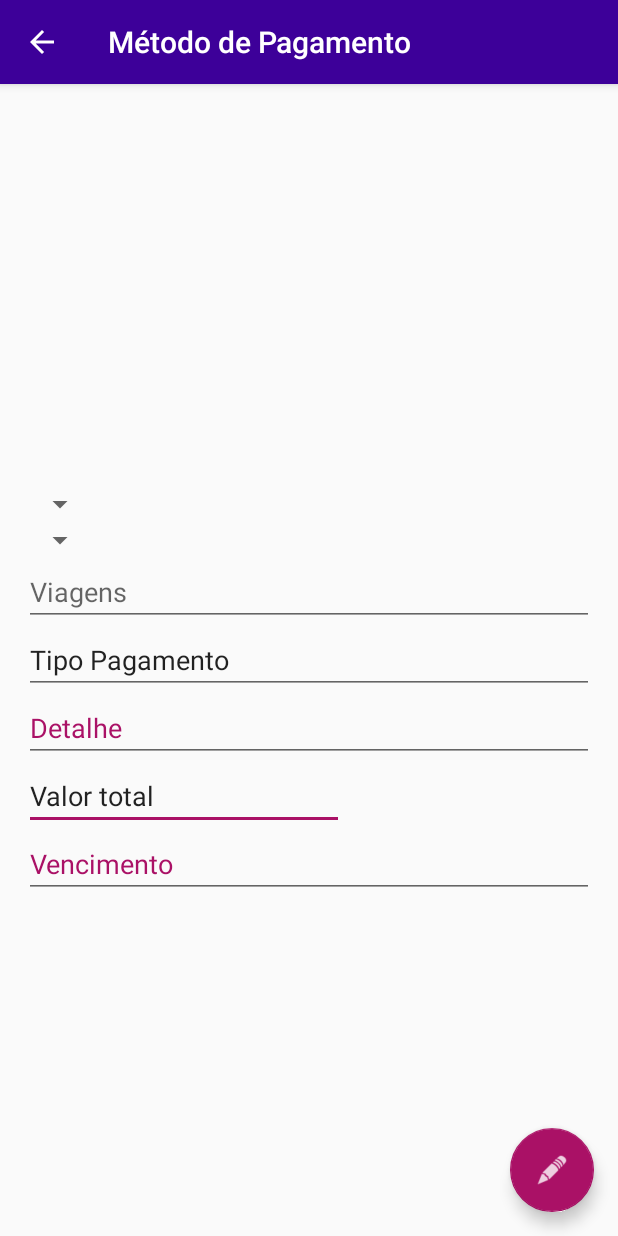
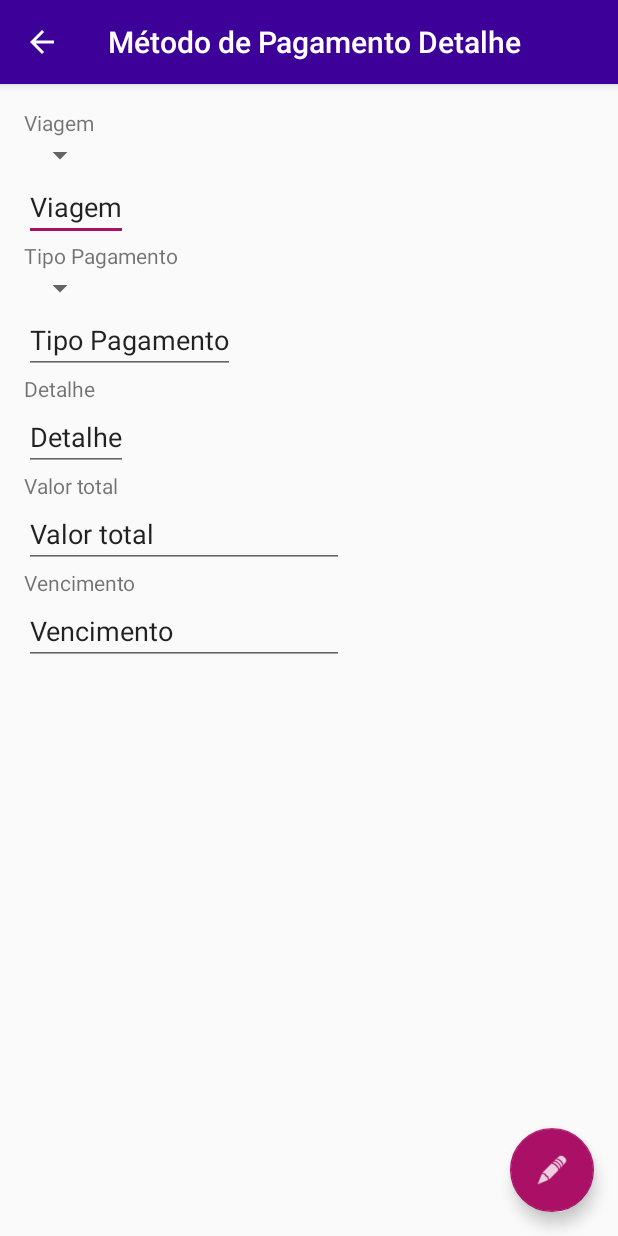
Before and after one commit to elcinho/projetotrip, an Android app: the MetodosPagamentoShowActivity screen opened directly, with no data from a screen before it, on a phone screen of 412 x 824 dp. Run offline under Robolectric (Android 15) with nearby library versions, the phone set to English and light mode, and no system bars; 7 statements that could not run were skipped.

Commit message:
alteraçoes CRUD metodos de pagamento
padronização das classes metodos de pagamento
e das activity de metodos de pagamento

```diff
--- a/app/src/main/AndroidManifest.xml
+++ b/app/src/main/AndroidManifest.xml
@@ -91,7 +91,7 @@
                 android:value=".MetodosPagamento.MetodosPagamentoListActivity" />
         </activity>
         <activity
-            android:name=".MetodosPagamento.MetodosPagamentoEditActivity"
+            android:name=".MetodosPagamento.MetodosPagamentoNovoActivity"
             android:label="@string/title_activity_metodos_pagamento_edit"
             android:parentActivityName=".MetodosPagamento.MetodosPagamentoShowActivity"
             android:theme="@style/AppTheme">
--- a/app/src/main/java/libelulati/tripctrl/MetodosPagamento/MetodosPagamentoShowActivity.java
+++ b/app/src/main/java/libelulati/tripctrl/MetodosPagamento/MetodosPagamentoShowActivity.java
@@ -6,7 +6,6 @@ import android.content.Context;
 import android.content.Intent;
 import android.os.Bundle;
 import android.support.design.widget.FloatingActionButton;
-import android.support.v4.app.DialogFragment;
 import android.support.v4.app.NavUtils;
 import android.support.v7.app.AppCompatActivity;
 import android.text.InputType;
@@ -15,11 +14,9 @@ import android.view.MenuItem;
 import android.view.View;
 import android.view.WindowManager;
 import android.view.inputmethod.InputMethodManager;
-import android.widget.Button;
 import android.widget.DatePicker;
 import android.widget.EditText;
 import android.widget.Spinner;
-import android.widget.SpinnerAdapter;
 import android.widget.Toast;
 
 import java.text.ParseException;
@@ -34,8 +31,6 @@ import libelulati.tripctrl.Funcoes.MeuSpinner;
 import libelulati.tripctrl.Funcoes.Validar;
 import libelulati.tripctrl.Inicio.InicioActivity;
 import libelulati.tripctrl.R;
-import libelulati.tripctrl.Viagens.Viagens;
-import libelulati.tripctrl.Viagens.ViagensDAO;
 
 public class MetodosPagamentoShowActivity extends AppCompatActivity {
 
@@ -70,19 +65,19 @@ public class MetodosPagamentoShowActivity extends AppCompatActivity {
 
         fab_editar = (FloatingActionButton) findViewById(R.id.fab_me_editar);
         mp_detalhe = (EditText) findViewById(R.id.ed_mp_detalhe);
-        mp_valor = (EditText) findViewById(R.id.ed_mp_Valor);
-        mp_tipopagamento = (EditText) findViewById(R.id.ed_mp_tipoPagamento);
+        mp_tipopagamento = (EditText) findViewById(R.id.ed_mp_tipopagamento);
         mp_viagem = (EditText) findViewById(R.id.ed_mp_viagem);
+        mp_valor = (EditText) findViewById(R.id.ed_mp_valor);
         mp_vencimento = (EditText) findViewById(R.id.ed_mp_vencimento);
         spinnerViagem = (Spinner) findViewById(R.id.sp_mp_viagem);
         spinnerTipoPagamento = (Spinner) findViewById(R.id.sp_mp_tipopagamento);
 
         InputMethodManager imm = (InputMethodManager) getSystemService(INPUT_METHOD_SERVICE);
-        imm.hideSoftInputFromWindow(mp_viagem.getWindowToken(), 0);
+        imm.hideSoftInputFromWindow(mp_detalhe.getWindowToken(), 0);
         getWindow().setSoftInputMode(WindowManager.LayoutParams.SOFT_INPUT_STATE_ALWAYS_HIDDEN);
 
-        Intent it_vis_show = getIntent();
-        Bundle bundle = it_vis_show.getExtras();
+        Intent it_mp_show = getIntent();
+        Bundle bundle = it_mp_show.getExtras();
 
         mp_id = bundle.getInt(StringsNomes.getMeId());
         mp_viagem.setText(bundle.getString(StringsNomes.getViId()));
@@ -91,8 +86,8 @@ public class MetodosPagamentoShowActivity extends AppCompatActivity {
         mp_valor.setText(bundle.getString(StringsNomes.getMeValor()));
         mp_vencimento.setText(bundle.getString(StringsNomes.getMeVencimento()));
 
-        titulo_show = context.getResources().getString(R.string.title_activity_metodos_pagamento_show) + " " + mp_viagem.getText().toString();
-        titulo_edit = context.getResources().getString(R.string.title_activity_metodos_pagamento_edit) + " " + mp_viagem.getText().toString();
+        titulo_show = context.getResources().getString(R.string.title_activity_metodos_pagamento_show) + " " + mp_detalhe.getText().toString();
+        titulo_edit = context.getResources().getString(R.string.title_activity_metodos_pagamento_edit) + " " + mp_detalhe.getText().toString();
 
         getSupportActionBar().setTitle(titulo_show);
 
@@ -111,7 +106,7 @@ public class MetodosPagamentoShowActivity extends AppCompatActivity {
                   valido = false;
                   mp_viagem.setCompoundDrawablesWithIntrinsicBounds(0, 0, 0, 0);
               } else {
-                  ((InputMethodManager) getSystemService(Context.INPUT_METHOD_SERVICE)).hideSoftInputFromWindow(mp_viagem.getWindowToken(), InputMethodManager.HIDE_NOT_ALWAYS);
+                  ((InputMethodManager) getSystemService(Context.INPUT_METHOD_SERVICE)).hideSoftInputFromWindow(mp_detalhe.getWindowToken(), InputMethodManager.HIDE_NOT_ALWAYS);
                   verificarnome();
               }
           }
@@ -125,7 +120,7 @@ public class MetodosPagamentoShowActivity extends AppCompatActivity {
                     valido = false;
                     mp_vencimento.setCompoundDrawablesWithIntrinsicBounds(0, 0, 0, 0);
                 } else {
-                    verificardtini();
+                    verificavencimento();
                     ((InputMethodManager) getSystemService(Context.INPUT_METHOD_SERVICE)).hideSoftInputFromWindow(mp_vencimento.getWindowToken(), InputMethodManager.HIDE_NOT_ALWAYS);
                 }
             }
@@ -170,7 +165,8 @@ public class MetodosPagamentoShowActivity extends AppCompatActivity {
                 meuSpinner.posicaoSelecionada(spinnerViagem, mp_vencimento.getText().toString());
                 meuSpinner.selecionarItem(spinnerViagem, mp_viagem);
 
-                mp_viagem.requestFocus();
+                mp_detalhe.requestFocus();
+
 
                 fab_editar.setVisibility(View.INVISIBLE);
                 mp_menu = 2;
@@ -181,17 +177,14 @@ public class MetodosPagamentoShowActivity extends AppCompatActivity {
 
     public void salvar(){
 
-
-
-
         MetodosPagamento metodosPagamento = new MetodosPagamento();
 
         metodosPagamento.setUs_id(usuario);
         metodosPagamento.setMe_detalhes(mp_detalhe.getText().toString());
         metodosPagamento.setMe_vencimento(mp_vencimento.getText().toString());
-        metodosPagamento.setTp_id(Integer.parseInt(mp_tipopagamento.getText().toString()));
-        metodosPagamento.setDv_id(Integer.parseInt(mp_viagem.getText().toString()));
-        metodosPagamento.setMe_valor(Integer.parseInt(mp_valor.getText().toString()));
+        metodosPagamento.setTp_id((mp_tipopagamento.getText().toString()));
+        metodosPagamento.setDv_id((mp_viagem.getText().toString()));
+        metodosPagamento.setMe_valor((mp_valor.getText().toString()));
 
 
         boolean sucesso = new MetodosPagamentoDAO(context).atualizar(metodosPagamento, mp_id);
@@ -200,7 +193,7 @@ public class MetodosPagamentoShowActivity extends AppCompatActivity {
             Toast.makeText(context, context.getResources().getString(R.string.metodospagamento) + " " + metodosPagamento.getMe_id() + " " + context.getResources().getString(R.string.sucesso_editado) + ".", Toast.LENGTH_LONG).show();
             finish();
         } else {
-            Toast.makeText(context, context.getResources().getString(R.string.erro_editar) + " " + context.getResources().getString(R.string.metodospagamento) + " " + metodosPagamento.getMe_id(), Toast.LENGTH_LONG).show();
+            Toast.makeText(context, context.getResources().getString(R.string.erro_editar) + " " + context.getResources().getString(R.string.metodospagamento) + " " + metodosPagamento.getMe_detalhes(), Toast.LENGTH_LONG).show();
             finish();
         }
     }
@@ -253,7 +246,7 @@ public class MetodosPagamentoShowActivity extends AppCompatActivity {
         }
     }
 
-    public void verificardtini(){
+    public void verificavencimento(){
         SimpleDateFormat sdf = new SimpleDateFormat("dd/MM/yyyy");
         try {
             Date data = sdf.parse(String.valueOf(mp_vencimento.getText().toString()));
--- a/app/src/main/java/libelulati/tripctrl/Viagens/ViagensListActivity.java
+++ b/app/src/main/java/libelulati/tripctrl/Viagens/ViagensListActivity.java
@@ -192,7 +192,7 @@ public class ViagensListActivity extends AppCompatActivity {
             @Override
             public void onClick(DialogInterface dialog, int item) {
                 dialog.dismiss();
-            }
+       }
         });
 
         confirme = builder.create();
--- a/app/src/main/res/layout/content_metodos_pagamento_show.xml
+++ b/app/src/main/res/layout/content_metodos_pagamento_show.xml
@@ -13,12 +13,38 @@
     tools:showIn="@layout/activity_metodos_pagamento_edit">
 
 
+    <ScrollView
+        android:id="@+id/sv_mps_scroll"
+        android:layout_width="fill_parent"
+        android:layout_height="wrap_content">
+
+        <RelativeLayout
+            android:layout_width="fill_parent"
+            android:layout_height="wrap_content"
+            android:orientation="vertical"
+            android:id="@+id/relativeLayout">
+
+
+            <TextView
+                android:layout_width="wrap_content"
+                android:layout_height="wrap_content"
+                android:text="@string/viagem"
+                android:id="@+id/tx_mp_viagem" />
             <Spinner
                 android:layout_width="wrap_content"
                 android:layout_height="wrap_content"
                 android:id="@+id/sp_mp_viagem"
-        android:spinnerMode="dialog"
-        android:layout_above="@+id/sp_mp_tipopagamento"
+                android:layout_below="@+id/tx_mp_viagem"
+                android:layout_alignParentLeft="true"
+                android:layout_alignParentStart="true" />
+
+
+            <EditText
+                android:layout_width="wrap_content"
+                android:layout_height="wrap_content"
+                android:text="@string/viagem"
+                android:id="@+id/ed_mp_viagem"
+                android:layout_below="@+id/sp_mp_viagem"
                 android:layout_alignParentLeft="true"
                 android:layout_alignParentStart="true" />
 
@@ -26,8 +52,52 @@
                 android:layout_width="wrap_content"
                 android:layout_height="wrap_content"
                 android:id="@+id/sp_mp_tipopagamento"
-        android:spinnerMode="dialog"
-        android:layout_above="@+id/ed_mp_viagem"
+                android:layout_below="@+id/textView2"
+                android:layout_alignParentLeft="true"
+                android:layout_alignParentStart="true" />
+
+            <TextView
+                android:layout_width="wrap_content"
+                android:layout_height="wrap_content"
+                android:text="@string/Tipo_Pagamento"
+                android:id="@+id/textView2"
+                android:layout_below="@+id/ed_mp_viagem"
+                android:layout_alignParentLeft="true"
+                android:layout_alignParentStart="true" />
+
+            <EditText
+                android:layout_width="wrap_content"
+                android:layout_height="wrap_content"
+                android:id="@+id/ed_mp_tipopagamento"
+                android:layout_below="@+id/sp_mp_tipopagamento"
+                android:layout_alignParentLeft="true"
+                android:layout_alignParentStart="true"
+                android:text="@string/Tipo_Pagamento" />
+
+            <TextView
+                android:layout_width="wrap_content"
+                android:layout_height="wrap_content"
+                android:text="@string/Detalhe"
+                android:id="@+id/tx_mp_detalhe"
+                android:layout_below="@+id/ed_mp_tipopagamento"
+                android:layout_alignParentLeft="true"
+                android:layout_alignParentStart="true" />
+
+            <EditText
+                android:layout_width="wrap_content"
+                android:layout_height="wrap_content"
+                android:id="@+id/ed_mp_detalhe"
+                android:layout_below="@+id/tx_mp_detalhe"
+                android:layout_alignParentLeft="true"
+                android:layout_alignParentStart="true"
+                android:text="@string/Detalhe" />
+
+            <TextView
+                android:layout_width="wrap_content"
+                android:layout_height="wrap_content"
+                android:text="@string/valortotal"
+                android:id="@+id/tx_mp_valor"
+                android:layout_below="@+id/ed_mp_detalhe"
                 android:layout_alignParentLeft="true"
                 android:layout_alignParentStart="true" />
 
@@ -36,63 +106,34 @@
                 android:layout_height="wrap_content"
                 android:inputType="numberDecimal"
                 android:ems="10"
-        android:id="@+id/ed_mp_Valor"
-        android:hint="@string/valortotal"
-        android:text="@string/valortotal"
-        android:layout_below="@+id/ed_mp_detalhe"
+                android:id="@+id/ed_mp_valor"
+                android:layout_below="@+id/tx_mp_valor"
+                android:layout_alignParentLeft="true"
+                android:layout_alignParentStart="true"
+                android:text="@string/valortotal" />
+
+            <TextView
+                android:layout_width="wrap_content"
+                android:layout_height="wrap_content"
+                android:text="@string/Vencimento"
+                android:id="@+id/tx_mp_vencimento"
+                android:layout_below="@+id/ed_mp_valor"
                 android:layout_alignParentLeft="true"
                 android:layout_alignParentStart="true" />
 
             <EditText
                 android:layout_width="wrap_content"
                 android:layout_height="wrap_content"
-        android:id="@+id/ed_mp_detalhe"
-        android:hint="@string/Detalhe"
-        android:inputType="textAutoComplete|textCapWords"
-        android:textColor="@color/colorAccent"
-        android:text="@string/Detalhe"
-        android:layout_below="@+id/ed_mp_tipoPagamento"
+                android:inputType="date"
+                android:ems="10"
+                android:id="@+id/ed_mp_vencimento"
+                android:layout_below="@+id/tx_mp_vencimento"
                 android:layout_alignParentLeft="true"
                 android:layout_alignParentStart="true"
-        android:layout_alignRight="@+id/ed_mp_vencimento"
-        android:layout_alignEnd="@+id/ed_mp_vencimento" />
-
-    <EditText
-        android:layout_width="fill_parent"
-        android:layout_height="wrap_content"
-        android:id="@+id/ed_mp_vencimento"
-        android:hint="@string/Vencimento"
-        android:inputType="date"
-        android:textColor="@color/colorAccent"
-        android:onClick="showDatePickerDialog_mp_dataVencimento"
                 android:text="@string/Vencimento"
-        android:layout_below="@+id/ed_mp_Valor"
-        android:layout_alignParentLeft="true"
-        android:layout_alignParentStart="true" />
-
-    <EditText
-        android:layout_width="wrap_content"
-        android:layout_height="wrap_content"
-        android:id="@+id/ed_mp_viagem"
-        android:inputType="textAutoComplete|textCapWords"
-        android:hint="@string/viagens"
-        android:layout_above="@+id/ed_mp_tipoPagamento"
-        android:layout_alignParentLeft="true"
-        android:layout_alignParentStart="true"
-        android:layout_alignRight="@+id/ed_mp_tipoPagamento"
-        android:layout_alignEnd="@+id/ed_mp_tipoPagamento" />
-
-    <EditText
-        android:layout_width="wrap_content"
-        android:layout_height="wrap_content"
-        android:id="@+id/ed_mp_tipoPagamento"
-        android:inputType="textAutoComplete|textCapWords"
-        android:hint="@string/Tipo_Pagamento"
-        android:text="@string/Tipo_Pagamento"
-        android:layout_centerVertical="true"
-        android:layout_alignParentLeft="true"
-        android:layout_alignParentStart="true"
-        android:layout_alignRight="@+id/ed_mp_detalhe"
-        android:layout_alignEnd="@+id/ed_mp_detalhe" />
+                android:onClick="showDatePickerDialog_mp_dataVencimento"/>
 
         </RelativeLayout>
+    </ScrollView>
+
+</RelativeLayout>
--- a/app/src/main/res/layout/content_viagens_list.xml
+++ b/app/src/main/res/layout/content_viagens_list.xml
@@ -16,7 +16,8 @@
         android:id="@+id/lv_vil_viagens"
         android:layout_width="fill_parent"
         android:layout_height="fill_parent"
-        android:dividerHeight="2dp">
+        android:dividerHeight="2dp"
+        android:fillViewport="true">
 
         <LinearLayout
             android:id="@+id/lv_item_viagens"
--- a/app/src/main/res/values/strings.xml
+++ b/app/src/main/res/values/strings.xml
@@ -13,7 +13,7 @@
     <string name="title_activity_gastos_list">Gastos</string>
     <string name="title_activity_inicio">Início</string>
     <string name="title_activity_main">Bem vindo ao trip control</string>
-    <string name="title_activity_metodos_pagamento_edit">Editar Método de Pagamento</string>
+    <string name="title_activity_metodos_pagamento_edit">Novo Método de Pagamento</string>
     <string name="title_activity_metodos_pagamento_list">Métodos de Pagamento</string>
     <string name="title_activity_metodos_pagamento_show">Método de Pagamento</string>
     <string name="title_activity_nova_senha">Cadastrar nova senha</string>
```
Also changed, not shown: app/src/main/java/libelulati/tripctrl/MetodosPagamento/MetodosPagamento.java (+16 -28 lines), app/src/main/java/libelulati/tripctrl/MetodosPagamento/MetodosPagamentoDAO.java (+10 -15 lines), app/src/main/java/libelulati/tripctrl/MetodosPagamento/MetodosPagamentoListActivity.java (+37 -29 lines), app/src/main/java/libelulati/tripctrl/MetodosPagamento/MetodosPagamentoNovoActivity.java (renamed from app/src/main/java/libelulati/tripctrl/MetodosPagamento/MetodosPagamentoEditActivity.java, +12 -18 lines), app/src/main/res/layout/activity_metodos_pagamento_edit.xml (deleted, +0 -18 lines), app/src/main/res/layout/content_metodos_pagamento_edit.xml (deleted, +0 -98 lines), app/src/main/res/layout/content_metodos_pagamento_list.xml (+3 -5 lines), app/src/main/res/layout/content_metodos_pagamento_novo.xml (added, +138 -0 lines). Lines whose indentation alone changed are shown as unchanged.
